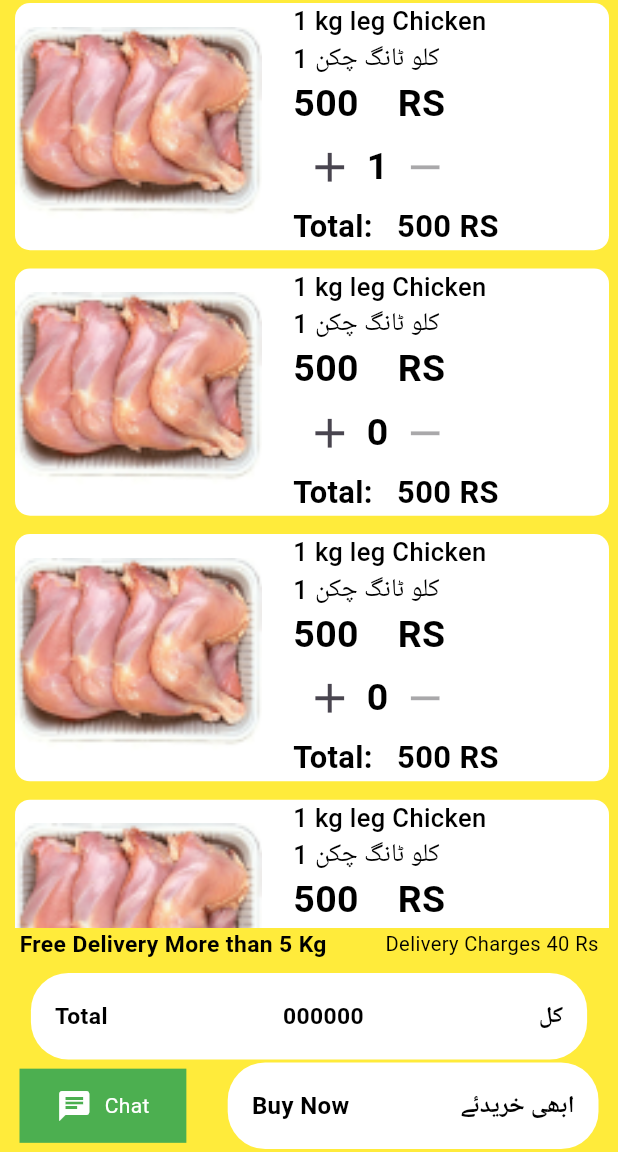
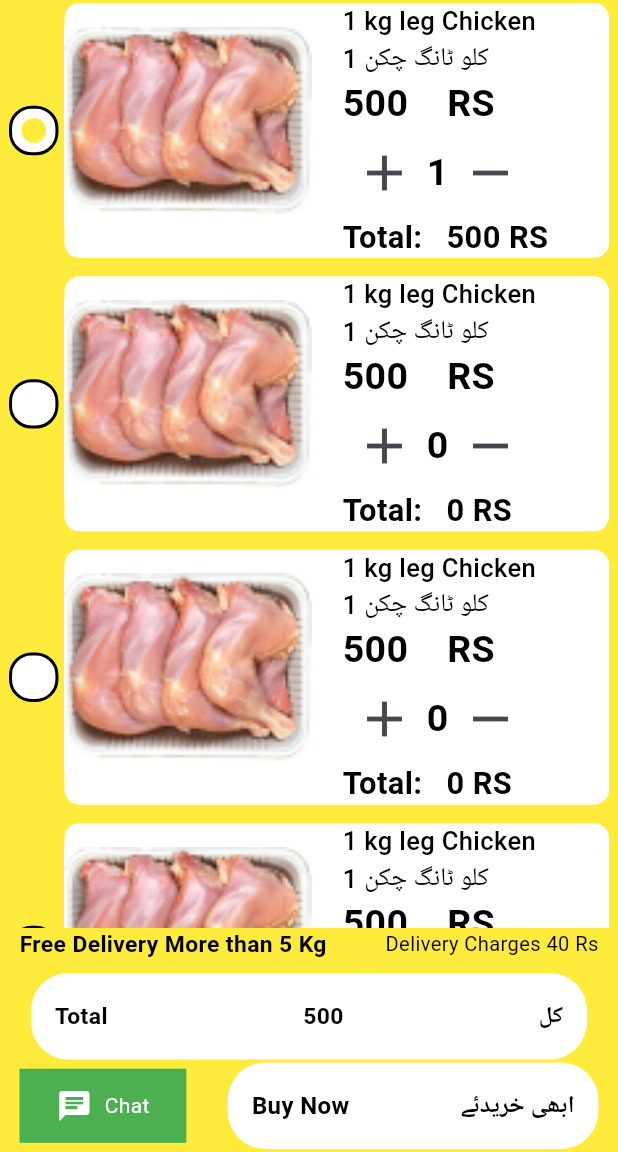
Before and after one commit to RidaSyed244/meat_mingle, a Flutter app: the screen it shows after launch, after a tap on the "add" icon, on a phone screen of 412 x 824 dp, the part 84-1236 px from its top. Run offline on Flutter 3.47's test engine with Material 3 defaults, Android fonts, the phone set to English and light mode, and no system bars; our stand-ins replace cloud_firestore, firebase_auth, firebase_core, hooks_riverpod, location, responsive_sizer; missing offline and left inert: workmanager; accounts and stored records are empty.

```diff
--- a/lib/screens/dashboard/view model/dashboard_view_model.dart
+++ b/lib/screens/dashboard/view model/dashboard_view_model.dart
@@ -1,18 +1,31 @@
 import 'package:flutter/material.dart';
 import 'package:meat_mingle/screens/dashboard/model/dashboard_model.dart';
+import 'package:meat_mingle/screens/dashboard/widgets/widgets.dart';
 
 class DashboardModel extends ChangeNotifier {
+  List<SelectedItems> get cartItems => itemList;
+  int get length => cartItems.length;
+  SelectedItems operator [](int index) => itemList[index];
+
   increment(SelectedItems selectedItems) {
     selectedItems.count++;
+    selectedItems.totalPrice = selectedItems.count * selectedItems.price!;
+
     notifyListeners();
   }
 
-  void decrement(SelectedItems selectedItems) {
+  decrement(SelectedItems selectedItems) {
     selectedItems.count--;
+    selectedItems.totalPrice = selectedItems.count * selectedItems.price!;
     notifyListeners();
   }
 
-  // void totall() {
-  //   notifyListeners();
-  // }
+  int get totalPrice {
+    int total = 0;
+    for (var item in itemList) {
+      total += item.totalPrice;
+    }
+    notifyListeners();
+    return total;
+  }
 }
--- a/lib/screens/dashboard/view/dashboard.dart
+++ b/lib/screens/dashboard/view/dashboard.dart
@@ -2,6 +2,7 @@ import 'package:flutter/material.dart';
 import 'package:hooks_riverpod/hooks_riverpod.dart';
 import 'package:meat_mingle/color%20pallete/colors.dart';
 import 'package:meat_mingle/custom%20data/custom%20containers/custom_containers.dart';
+import 'package:meat_mingle/screens/dashboard/model/dashboard_model.dart';
 import 'package:meat_mingle/screens/dashboard/view%20model/dashboard_view_model.dart';
 import 'package:meat_mingle/screens/dashboard/widgets/widgets.dart';
 import 'package:responsive_sizer/responsive_sizer.dart';
@@ -16,9 +17,16 @@ class Dashboard extends ConsumerStatefulWidget {
 }
 
 class _DashboardState extends ConsumerState<Dashboard> {
+  void incrementItem(SelectedItems item) {
+    ref.read(dashboardModel).increment(item);
+  }
+
+  void decrementItem(SelectedItems item) {
+    ref.read(dashboardModel).decrement(item);
+  }
+
   @override
   Widget build(BuildContext context) {
-    final cart = ref.watch(dashboardModel);
     return Scaffold(
       backgroundColor: ColorPalette.appBGcolor,
       bottomNavigationBar: BottomBar(),
@@ -51,7 +59,10 @@ class _DashboardState extends ConsumerState<Dashboard> {
           ),
         ),
       ),
-      body: ListView.separated(
+      body: Consumer(
+        builder: (context, watch, child) {
+          final cart = ref.watch(dashboardModel);
+          return ListView.separated(
             separatorBuilder: (context, index) => SizedBox(height: 1.h),
             itemCount: itemList.length,
             itemBuilder: (context, index) {
@@ -60,36 +71,33 @@ class _DashboardState extends ConsumerState<Dashboard> {
                 padding: const EdgeInsets.symmetric(horizontal: 6, vertical: 2),
                 child: Row(
                   children: [
-//                 GestureDetector(
-//                   onTap: () {
-//                     // setState(() {
-// \                    // });
-//                   },
-//                   child: Container(
-//                     width: 8.w,
-//                     height: 4.h,
-//                     decoration: BoxDecoration(
-//                       borderRadius: BorderRadius.circular(15),
-//                       color: Colors.white,
-//                       border: Border.all(
-//                         color: Colors.black,
-//                         width: 2,
-//                       ),
-//                     ),
-//                     child: cart.selectedItemIndex == true
-//                         ? Center(
-//                             child: Container(
-//                               width: 4.w,
-//                               height: 4.h,
-//                               decoration: BoxDecoration(
-//                                 shape: BoxShape.circle,
-//                                 color: Colors.yellow,
-//                               ),
-//                             ),
-//                           )
-//                         : SizedBox(),
-//                   ),
-//                 ),
+                    GestureDetector(
+                      onTap: () {},
+                      child: Container(
+                        width: 8.w,
+                        height: 4.h,
+                        decoration: BoxDecoration(
+                          borderRadius: BorderRadius.circular(15),
+                          color: Colors.white,
+                          border: Border.all(
+                            color: Colors.black,
+                            width: 2,
+                          ),
+                        ),
+                        child: item.count >= 1
+                            ? Center(
+                                child: Container(
+                                  width: 4.w,
+                                  height: 4.h,
+                                  decoration: BoxDecoration(
+                                    shape: BoxShape.circle,
+                                    color: Colors.yellow,
+                                  ),
+                                ),
+                              )
+                            : SizedBox(),
+                      ),
+                    ),
                     SizedBox(width: 4),
                     Expanded(
                       child: CustomContainers(
@@ -102,14 +110,26 @@ class _DashboardState extends ConsumerState<Dashboard> {
                         price: item.price,
                         count: item.count,
                         totalPrice: item.totalPrice,
-                      addIcon: Icon(Icons.add),
-                      icon1pess: () async {
-                        await ref.read(dashboardModel).increment(item);
+                        addIcon: Icon(
+                          Icons.add,
+                          size: 40,
+                        ),
+                        icon2pess: () {
+                          decrementItem(item);
                         },
-                      removeIcon: Icon(Icons.remove)),
+                        icon1pess: () {
+                          incrementItem(item);
+                        },
+                        removeIcon: Icon(
+                          Icons.remove,
+                          size: 40,
+                        ),
+                      ),
                     ),
                   ],
                 ),
+              );
+            },
           );
         },
       ),
--- a/lib/screens/dashboard/widgets/widgets.dart
+++ b/lib/screens/dashboard/widgets/widgets.dart
@@ -1,14 +1,22 @@
 import 'package:flutter/material.dart';
+import 'package:hooks_riverpod/hooks_riverpod.dart';
 import 'package:meat_mingle/screens/dashboard/model/dashboard_model.dart';
+import 'package:meat_mingle/screens/dashboard/view/dashboard.dart';
 import 'package:responsive_sizer/responsive_sizer.dart';
 
-class BottomBar extends StatelessWidget {
+class BottomBar extends ConsumerStatefulWidget {
   const BottomBar({
-    super.key,
-  });
+    Key? key,
+  }) : super(key: key);
 
   @override
+  ConsumerState<BottomBar> createState() => _BottomBarState();
+}
+
+class _BottomBarState extends ConsumerState<BottomBar> {
+  @override
   Widget build(BuildContext context) {
+    final cart = ref.watch(dashboardModel);
     return Column(
       mainAxisSize: MainAxisSize.min,
       children: [
@@ -17,16 +25,22 @@ class BottomBar extends StatelessWidget {
           child: Row(
             mainAxisAlignment: MainAxisAlignment.spaceBetween,
             children: [
-              Text("Free Delivery More than 5 Kg",
+              Text(
+                "Free Delivery More than 5 Kg",
                 style: TextStyle(
                   fontSize: 16.sp,
                   fontWeight: FontWeight.bold,
-                      color: Colors.black)),
-              Text("Delivery Charges 40 Rs",
+                  color: Colors.black,
+                ),
+              ),
+              Text(
+                "Delivery Charges 40 Rs",
                 style: TextStyle(
                   fontSize: 15.sp,
                   fontWeight: FontWeight.w400,
-                      color: Colors.black))
+                  color: Colors.black,
+                ),
+              ),
             ],
           ),
         ),
@@ -39,30 +53,40 @@ class BottomBar extends StatelessWidget {
               width: 90.w,
               decoration: BoxDecoration(
                 borderRadius: BorderRadius.circular(25.0),
-                  color: Colors.white),
+                color: Colors.white,
+              ),
               child: Row(
                 mainAxisAlignment: MainAxisAlignment.spaceBetween,
                 children: <Widget>[
                   Padding(
                     padding: EdgeInsets.symmetric(horizontal: 16.0),
-                    child: Text('Total',
+                    child: Text(
+                      'Total',
                       style: TextStyle(
                         fontSize: 16.sp,
                         fontWeight: FontWeight.bold,
-                            color: Colors.black)),
+                        color: Colors.black,
                       ),
-                  Text('000000',
+                    ),
+                  ),
+                  Text(
+                    '${cart.totalPrice}',
                     style: TextStyle(
                       fontSize: 16.sp,
                       fontWeight: FontWeight.bold,
-                          color: Colors.black)),
+                      color: Colors.black,
+                    ),
+                  ),
                   Padding(
                     padding: EdgeInsets.symmetric(horizontal: 16.0),
-                    child: Text('کل',
+                    child: Text(
+                      'کل',
                       style: TextStyle(
                         fontSize: 16.sp,
                         fontWeight: FontWeight.bold,
-                            color: Colors.black)),
+                        color: Colors.black,
+                      ),
+                    ),
                   ),
                 ],
               ),
@@ -99,25 +123,32 @@ class BottomBar extends StatelessWidget {
                 width: 60.w,
                 decoration: BoxDecoration(
                   borderRadius: BorderRadius.circular(25.0),
-                    color: Colors.white),
+                  color: Colors.white,
+                ),
                 child: Row(
                   mainAxisAlignment: MainAxisAlignment.spaceBetween,
                   children: <Widget>[
                     Padding(
                       padding: EdgeInsets.symmetric(horizontal: 16.0),
-                      child: Text('Buy Now',
+                      child: Text(
+                        'Buy Now',
                         style: TextStyle(
                           fontSize: 16,
                           fontWeight: FontWeight.bold,
-                              color: Colors.black)),
+                          color: Colors.black,
+                        ),
+                      ),
                     ),
                     Padding(
                       padding: EdgeInsets.symmetric(horizontal: 16.0),
-                      child: Text('ابھی خریدئے',
+                      child: Text(
+                        'ابھی خریدئے',
                         style: TextStyle(
                           fontSize: 16,
                           fontWeight: FontWeight.bold,
-                              color: Colors.black)),
+                          color: Colors.black,
+                        ),
+                      ),
                     ),
                   ],
                 ),
@@ -137,7 +168,7 @@ List<SelectedItems> itemList = [
     urduName: "1 کلو ٹانگ چکن",
     price: 500,
     count: 0,
-    totalPrice: 500,
+    totalPrice: 0,
     isSelected: false,
   ),
   SelectedItems(
@@ -146,7 +177,7 @@ List<SelectedItems> itemList = [
     urduName: "1 کلو ٹانگ چکن",
     price: 500,
     count: 0,
-    totalPrice: 500,
+    totalPrice: 0,
     isSelected: false,
   ),
   SelectedItems(
@@ -155,7 +186,7 @@ List<SelectedItems> itemList = [
     urduName: "1 کلو ٹانگ چکن",
     price: 500,
     count: 0,
-    totalPrice: 500,
+    totalPrice: 0,
     isSelected: false,
   ),
   SelectedItems(
@@ -164,7 +195,7 @@ List<SelectedItems> itemList = [
     urduName: "1 کلو ٹانگ چکن",
     price: 500,
     count: 0,
-    totalPrice: 500,
+    totalPrice: 0,
     isSelected: false,
   ),
 ];
```
Lines whose indentation alone changed are shown as unchanged.
